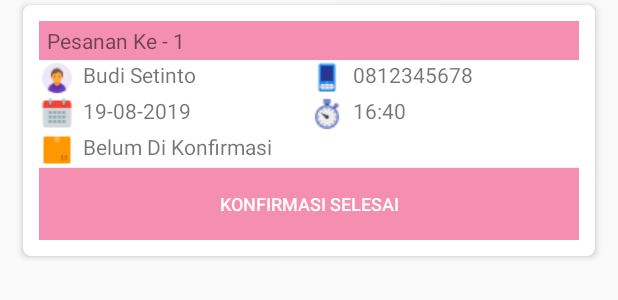
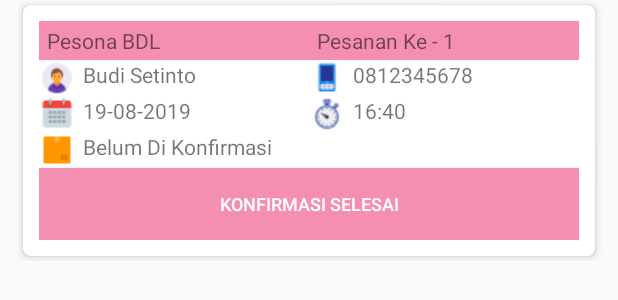
Before and after one commit to Kingmomo/GoSalon, an Android app: the layout item_history_transaksi.xml on its own in the app's theme, with its tools: preview values and no code run, on a phone screen of 412 x 824 dp. Shown: the top 300 px of the screen. Run offline under Robolectric (Android 15) with nearby library versions, the phone set to English and light mode, and no system bars; Roboto replaces fonts that are not available here.

Commit message:
update revisi

```diff
--- a/app/src/main/java/id/ac/darmajaya/gosalon/Retrofit/client.java
+++ b/app/src/main/java/id/ac/darmajaya/gosalon/Retrofit/client.java
@@ -4,7 +4,7 @@ import retrofit2.Retrofit;
 import retrofit2.converter.gson.GsonConverterFactory;
 
 public class client {
-    private  static  final  String BASE_URL = "http://onlyone12345.000webhostapp.com/app/api/";
+    private  static  final  String BASE_URL = "http://pesonabdl.online/api/";
 
     public static Request getApi() {
         //Builder Retrofit
--- a/app/src/main/res/layout/item_history_transaksi.xml
+++ b/app/src/main/res/layout/item_history_transaksi.xml
@@ -8,10 +8,10 @@
     <android.support.v7.widget.CardView
         android:layout_width="match_parent"
         android:layout_height="wrap_content"
+        android:layout_marginLeft="@dimen/spacing_large"
         android:layout_marginTop="@dimen/spacing_small"
+        android:layout_marginRight="@dimen/spacing_large"
         android:layout_marginBottom="@dimen/spacing_small"
-        android:layout_marginLeft="@dimen/spacing_large"
-        android:layout_marginRight="@dimen/spacing_large"
         app:cardCornerRadius="@dimen/spacing_medium"
         app:cardElevation="@dimen/spacing_small">
 
@@ -22,21 +22,38 @@
             android:orientation="vertical"
             android:padding="@dimen/spacing_medium"
             android:paddingLeft="@dimen/spacing_medium"
+            android:paddingTop="@dimen/spacing_medium"
+            android:paddingRight="@dimen/spacing_medium">
+
+            <LinearLayout
+                android:layout_width="match_parent"
+                android:layout_height="match_parent"
+                android:background="@drawable/solid_button"
+                android:orientation="horizontal">
+
+                <TextView
+                    android:id="@+id/namatoko"
+                    android:layout_width="match_parent"
+                    android:layout_height="wrap_content"
+                    android:paddingLeft="@dimen/spacing_medium"
+                    android:paddingTop="@dimen/spacing_small"
+                    android:layout_weight="1"
                     android:paddingRight="@dimen/spacing_medium"
-            android:paddingTop="@dimen/spacing_medium"
-            >
-
+                    android:paddingBottom="@dimen/spacing_small"
+                    android:text="Pesona BDL" />
 
                 <TextView
                     android:id="@+id/sort"
                     android:layout_width="match_parent"
                     android:layout_height="wrap_content"
-                android:background="@drawable/solid_button"
                     android:paddingLeft="@dimen/spacing_medium"
                     android:paddingTop="@dimen/spacing_small"
+                    android:layout_weight="1"
                     android:paddingRight="@dimen/spacing_medium"
                     android:paddingBottom="@dimen/spacing_small"
                     android:text="Pesanan Ke - 1" />
+
+            </LinearLayout>
 
 
             <LinearLayout
```
Also changed, not shown: app/src/main/java/id/ac/darmajaya/gosalon/Adapter/HistoryTransaksiAdapter.java (+5 -7 lines), app/src/main/java/id/ac/darmajaya/gosalon/HistoryTransaksiActivity.java (+28 -1 lines), app/src/main/java/id/ac/darmajaya/gosalon/MapsActivity.java (+62 -0 lines), app/src/main/java/id/ac/darmajaya/gosalon/Model/HistoryTransaksi/GetTransaksi.java (+11 -4 lines), app/src/main/java/id/ac/darmajaya/gosalon/Model/Toko/DataToko.java (+19 -0 lines), app/src/main/res/layout/activity_history_transaksi.xml (+4 -11 lines). Lines whose indentation alone changed are shown as unchanged.
